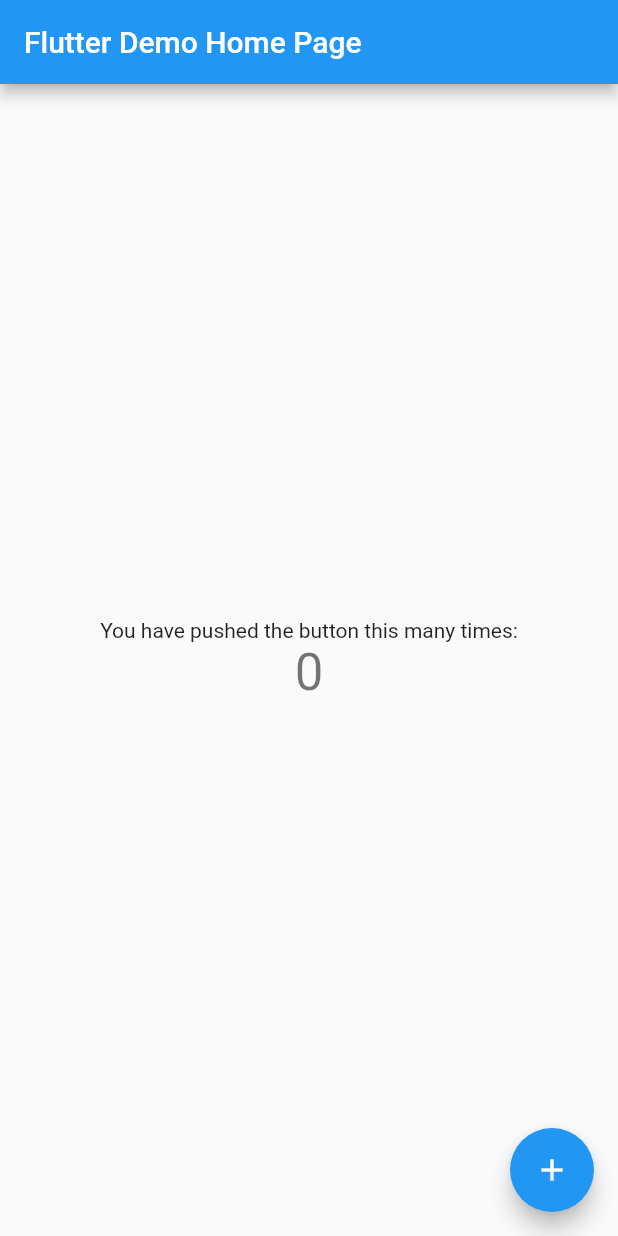
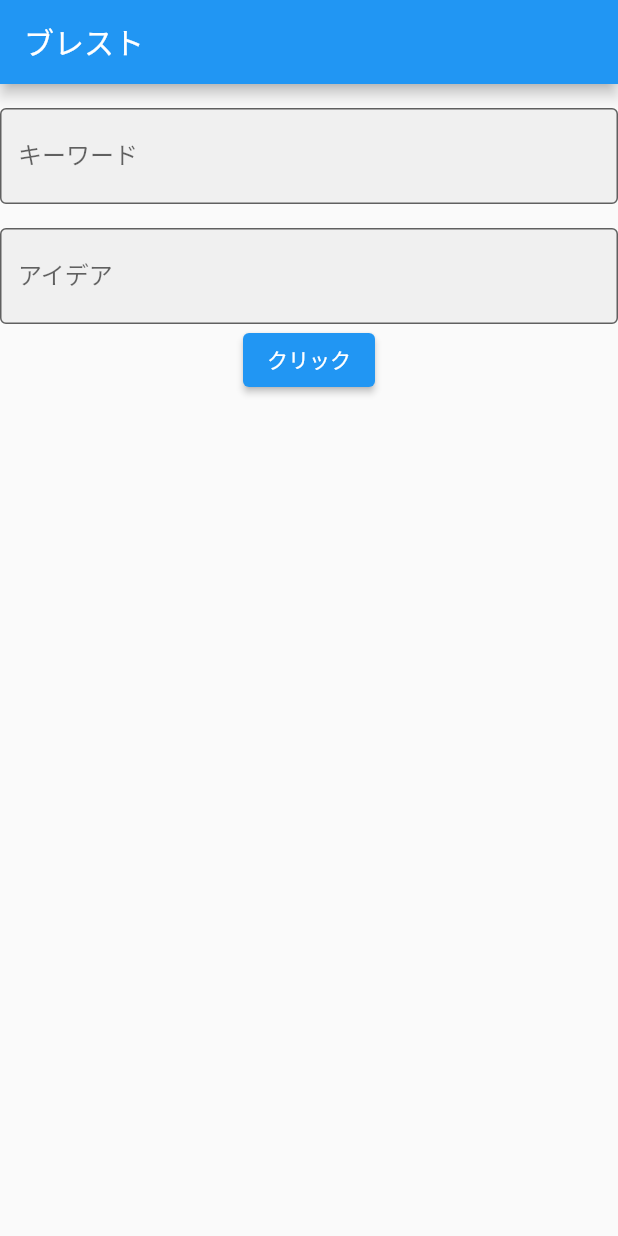
Before and after one commit to ktr17/flutter_brainstorming, a Flutter app: the screen it shows after launch, on a phone screen of 412 x 824 dp. Run offline on Flutter 3.47's test engine with Material 2 defaults, Android fonts, the phone set to English and light mode, and no system bars.

Commit message:
add: リストとテキストエリアを追加

```diff
--- a/lib/main.dart
+++ b/lib/main.dart
@@ -1,115 +1,101 @@
+// import 'dart:html';
+
 import 'package:flutter/material.dart';
 
 void main() {
-  runApp(const MyApp());
+  runApp(const HomePage());
 }
 
-class MyApp extends StatelessWidget {
-  const MyApp({Key? key}) : super(key: key);
+class HomePage extends StatelessWidget {
+  const HomePage({Key? key}) : super(key: key);
 
-  // This widget is the root of your application.
   @override
   Widget build(BuildContext context) {
+    // return Scaffold(
+    //   appBar: AppBar(title: Text("HomePage")),
+    //   body: Center(child: Text("child")),
+    // );
     return MaterialApp(
-      title: 'Flutter Demo',
-      theme: ThemeData(
-        // This is the theme of your application.
-        //
-        // Try running your application with "flutter run". You'll see the
-        // application has a blue toolbar. Then, without quitting the app, try
-        // changing the primarySwatch below to Colors.green and then invoke
-        // "hot reload" (press "r" in the console where you ran "flutter run",
-        // or simply save your changes to "hot reload" in a Flutter IDE).
-        // Notice that the counter didn't reset back to zero; the application
-        // is not restarted.
-        primarySwatch: Colors.blue,
-      ),
-      home: const MyHomePage(title: 'Flutter Demo Home Page'),
-    );
+        title: 'home',
+        theme: ThemeData(primarySwatch: Colors.blue),
+        home: BrainPage());
   }
 }
 
-class MyHomePage extends StatefulWidget {
-  const MyHomePage({Key? key, required this.title}) : super(key: key);
-
-  // This widget is the home page of your application. It is stateful, meaning
-  // that it has a State object (defined below) that contains fields that affect
-  // how it looks.
-
-  // This class is the configuration for the state. It holds the values (in this
-  // case the title) provided by the parent (in this case the App widget) and
-  // used by the build method of the State. Fields in a Widget subclass are
-  // always marked "final".
-
-  final String title;
+class BrainPage extends StatefulWidget {
+  const BrainPage({Key? key}) : super(key: key);
 
   @override
-  State<MyHomePage> createState() => _MyHomePageState();
+  State<BrainPage> createState() => _BrainPageState();
 }
 
-class _MyHomePageState extends State<MyHomePage> {
-  int _counter = 0;
+class _BrainPageState extends State<BrainPage> {
+  final items = [1, 2, 3];
+  final ideaLists = [];
+  final _formKey = GlobalKey<FormState>();
+  final _textEditingController = TextEditingController();
 
-  void _incrementCounter() {
+  void _addIdeaList() {
+    // setStateの中で値を更新すると、画面が再描画される
     setState(() {
-      // This call to setState tells the Flutter framework that something has
-      // changed in this State, which causes it to rerun the build method below
-      // so that the display can reflect the updated values. If we changed
-      // _counter without calling setState(), then the build method would not be
-      // called again, and so nothing would appear to happen.
-      _counter++;
+      ideaLists.add(_textEditingController.text);
     });
   }
 
   @override
   Widget build(BuildContext context) {
-    // This method is rerun every time setState is called, for instance as done
-    // by the _incrementCounter method above.
-    //
-    // The Flutter framework has been optimized to make rerunning build methods
-    // fast, so that you can just rebuild anything that needs updating rather
-    // than having to individually change instances of widgets.
     return Scaffold(
-      appBar: AppBar(
-        // Here we take the value from the MyHomePage object that was created by
-        // the App.build method, and use it to set our appbar title.
-        title: Text(widget.title),
-      ),
-      body: Center(
-        // Center is a layout widget. It takes a single child and positions it
-        // in the middle of the parent.
-        child: Column(
-          // Column is also a layout widget. It takes a list of children and
-          // arranges them vertically. By default, it sizes itself to fit its
-          // children horizontally, and tries to be as tall as its parent.
-          //
-          // Invoke "debug painting" (press "p" in the console, choose the
-          // "Toggle Debug Paint" action from the Flutter Inspector in Android
-          // Studio, or the "Toggle Debug Paint" command in Visual Studio Code)
-          // to see the wireframe for each widget.
-          //
-          // Column has various properties to control how it sizes itself and
-          // how it positions its children. Here we use mainAxisAlignment to
-          // center the children vertically; the main axis here is the vertical
-          // axis because Columns are vertical (the cross axis would be
-          // horizontal).
-          mainAxisAlignment: MainAxisAlignment.center,
+        appBar: AppBar(title: const Text("ブレスト")),
+        body: Column(
           children: <Widget>[
-            const Text(
-              'You have pushed the button this many times:',
+            Padding(padding: const EdgeInsets.all(8.0)),
+            Form(
+              key: _formKey,
+              child: TextFormField(
+                decoration: const InputDecoration(
+                  border: OutlineInputBorder(),
+                  filled: true,
+                  hintText: 'キーワードを入力してください。',
+                  labelText: 'キーワード',
+                ),
+                validator: (value) {
+                  if (value == null) {
+                    return '必須です';
+                  }
+                  return null;
+                },
+              ),
             ),
-            Text(
-              '$_counter',
-              style: Theme.of(context).textTheme.headline4,
+            Padding(padding: const EdgeInsets.all(8.0)),
+            Form(
+              child: TextFormField(
+                controller: _textEditingController,
+                decoration: const InputDecoration(
+                  border: OutlineInputBorder(),
+                  filled: true,
+                  hintText: 'アイデア',
+                  labelText: 'アイデア',
+                ),
+              ),
+            ),
+            ElevatedButton(
+              child: const Text('クリック'),
+              onPressed: () {
+                // ボタン押下時に入力した文字列を保存(下のリストに表示)
+                print(_textEditingController.text);
+                _addIdeaList();
+              },
+            ),
+            Expanded(
+              child: ListView.builder(
+                  itemCount: ideaLists.length,
+                  itemBuilder: (context, index) {
+                    return ListTile(
+                      title: Text(ideaLists[index]),
+                    );
+                  }),
             ),
           ],
-        ),
-      ),
-      floatingActionButton: FloatingActionButton(
-        onPressed: _incrementCounter,
-        tooltip: 'Increment',
-        child: const Icon(Icons.add),
-      ), // This trailing comma makes auto-formatting nicer for build methods.
-    );
+        ));
   }
 }
```
Also changed, not shown: 2 other files.
